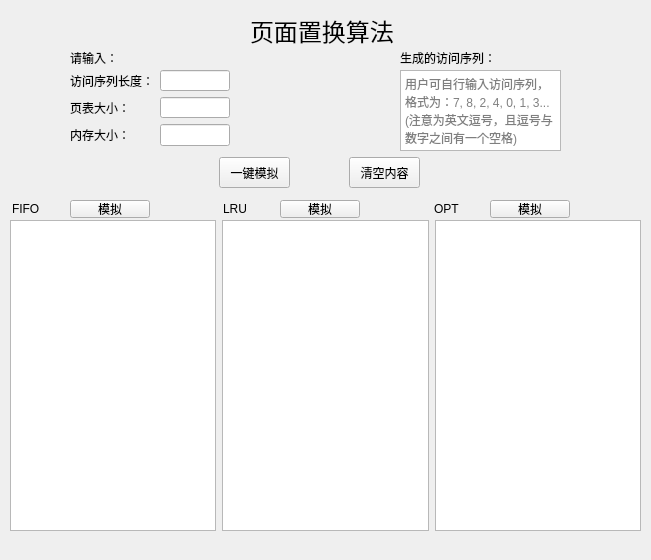
Before: the Qt Designer form widget.ui in canghaicloud/page-replacement-algorithm, drawn with Qt 5.
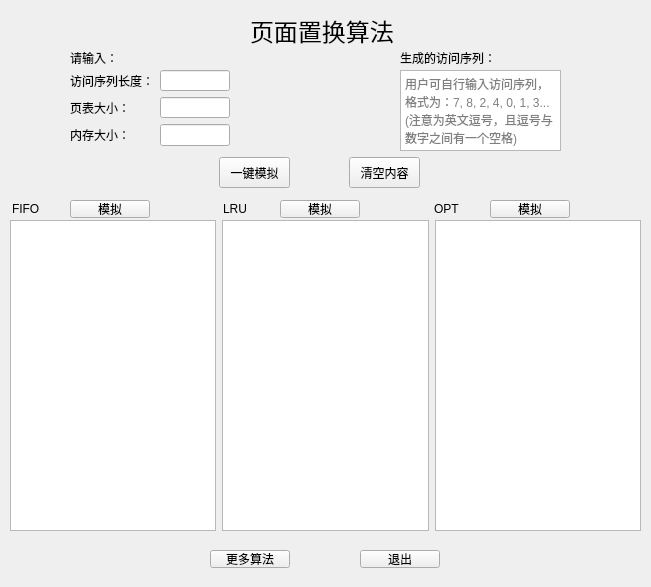
After: the same form once the commit is applied. Icons and pictures are not drawn.

Commit message: 添加了lfu与clock算法

```diff
--- a/widget.ui
+++ b/widget.ui
@@ -7,7 +7,7 @@
     <x>0</x>
     <y>0</y>
     <width>651</width>
-    <height>560</height>
+    <height>587</height>
    </rect>
   </property>
   <property name="windowTitle">
@@ -258,6 +258,32 @@
     <string>OPT</string>
    </property>
   </widget>
+  <widget class="QPushButton" name="pushButton_6">
+   <property name="geometry">
+    <rect>
+     <x>360</x>
+     <y>550</y>
+     <width>80</width>
+     <height>18</height>
+    </rect>
+   </property>
+   <property name="text">
+    <string>退出</string>
+   </property>
+  </widget>
+  <widget class="QPushButton" name="pushButton_7">
+   <property name="geometry">
+    <rect>
+     <x>210</x>
+     <y>550</y>
+     <width>80</width>
+     <height>18</height>
+    </rect>
+   </property>
+   <property name="text">
+    <string>更多算法</string>
+   </property>
+  </widget>
  </widget>
  <resources/>
  <connections/>
```
The commit also changes 10 other files.
